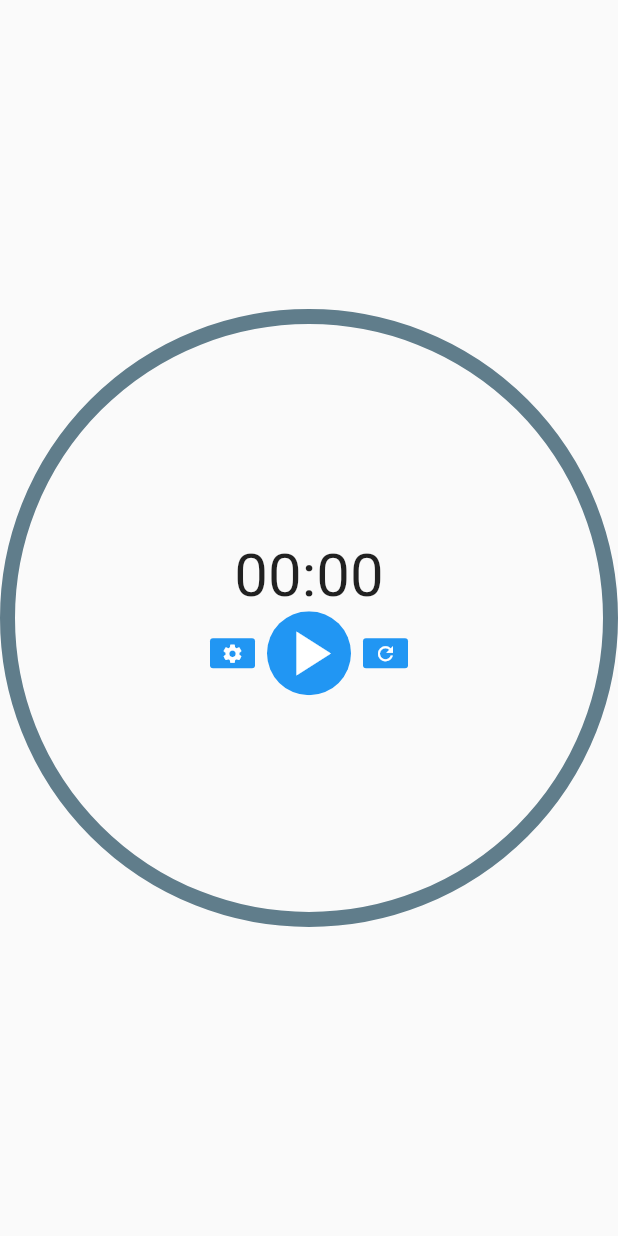
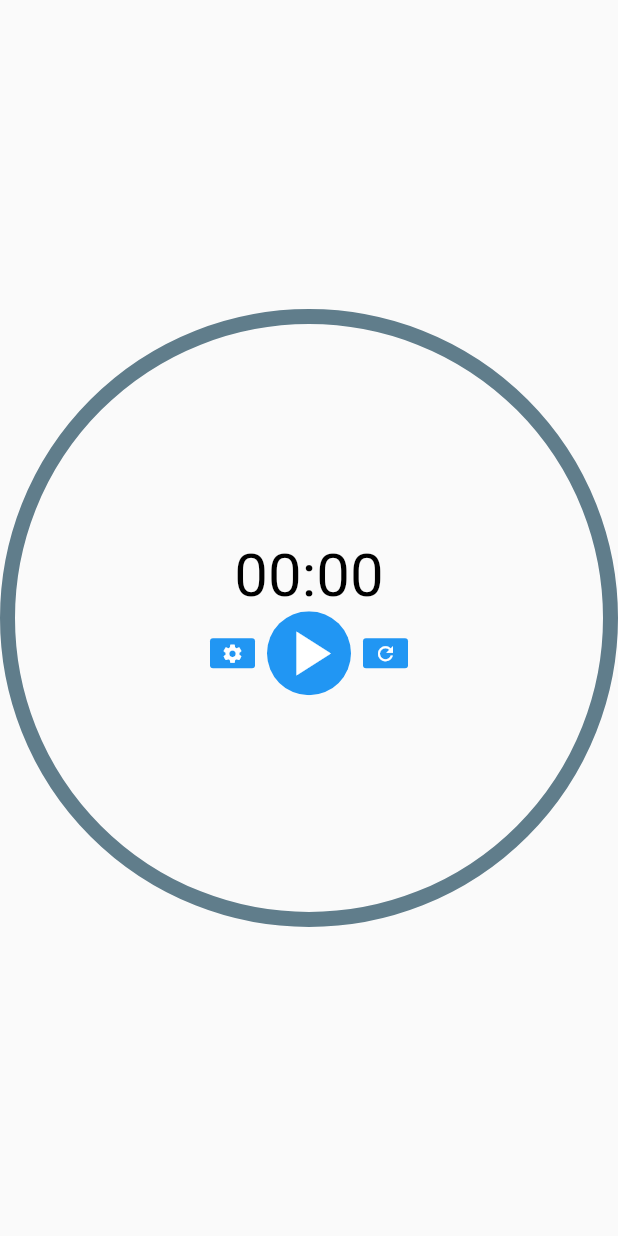
Before and after one commit to dbwpghks56/watchTest, a Flutter app: the MainWatchFace screen opened directly, on a phone screen of 412 x 824 dp. Run offline on Flutter 3.47's test engine with Material 2 defaults, Android fonts, the phone set to English and light mode, and no system bars; our stand-ins replace get, sprintf; missing offline and left inert: wear.

Commit message:
input 디자인 수정 필요 및 잠금해제 화면 커스텀 가능하게 만듦

```diff
--- a/lib/enum/ChildType.dart
+++ /dev/null
@@ -1 +0,0 @@
-enum ChildType { text, icon}
--- /dev/null
+++ b/lib/enum/TimerType.dart
@@ -0,0 +1 @@
+enum TimerType { lock, none}
--- a/lib/main.dart
+++ b/lib/main.dart
@@ -1,4 +1,5 @@
 import 'package:flutter/material.dart';
+import 'package:watchtest/enum/TimerType.dart';
 import 'package:watchtest/screens/ambientwatchface.dart';
 import 'package:watchtest/screens/main_timer_screen.dart';
 import 'package:watchtest/screens/main_watch_face.dart';
@@ -32,6 +33,7 @@ class WatchScreen extends StatelessWidget {
                 mode == WearMode.active ? MainWatchFace() : PieTimerWidget(mediaHeight: MediaQuery.of(context).size.height,
                   mediaWidth: MediaQuery.of(context).size.width,
                   paintingStyle: PaintingStyle.fill,
+                  timerType: TimerType.lock,
                 ),
               ),
             ),
--- /dev/null
+++ b/lib/model/PaintingChange.dart
@@ -0,0 +1,16 @@
+import 'dart:ui';
+
+import 'package:get/get.dart';
+
+class RxPaintingChange {
+  final paintingStyle = PaintingStyle.stroke.obs;
+}
+
+class PaintingChange {
+  PaintingChange({timerMin, timerSec});
+
+  final rx = RxPaintingChange();
+
+  get paintingStyle => rx.paintingStyle.value;
+  set paintingStyle(value) => rx.paintingStyle.value = value;
+}
--- a/lib/model/TimerModel.dart
+++ b/lib/model/TimerModel.dart
@@ -1,5 +1,6 @@
 import 'package:get/get.dart';
 import 'package:watchtest/enum/TimerStatus.dart';
+import 'package:watchtest/enum/TimerType.dart';
 
 class RxTimerModel {
   final timerMin = 0.obs;
@@ -8,6 +9,7 @@ class RxTimerModel {
   final saveMin = 0.obs;
   final totalTimer = 0.obs;
   final currentTimer = 0.obs;
+  final timerType = TimerType.none.obs;
   final timerStatus = TimerStatus.stopped.obs;
 }
 
@@ -18,6 +20,9 @@ class TimerModel {
 
   get timerMin => rx.timerMin.value;
   set timerMin(value) => rx.timerMin.value = value;
+
+  get timerType => rx.timerType.value;
+  set timerType(value) => rx.timerType.value = value;
 
   get totalTimer => rx.totalTimer.value;
   set totalTimer(value) => rx.totalTimer.value = value;
--- a/lib/screens/main_timer_screen.dart
+++ b/lib/screens/main_timer_screen.dart
@@ -117,7 +117,7 @@ class MainTimerScreen extends StatelessWidget {
                         boxHeight: 27,
                         content: "리셋",
                         onButtonPressed: () {
-                          Get.to(MainWatchFace());
+                          Get.to(() => MainWatchFace());
                         }
                     ),
                   ],
@@ -128,7 +128,7 @@ class MainTimerScreen extends StatelessWidget {
                     boxHeight: 27,
                     content: "설정",
                     onButtonPressed: () {
-                      Get.to(SetTimerScreen());
+                      Get.to(() => SetTimerScreen());
                     }
                 ),
                 child!,
--- a/lib/screens/main_watch_face.dart
+++ b/lib/screens/main_watch_face.dart
@@ -1,10 +1,14 @@
 import 'package:flutter/material.dart';
+import 'package:watchtest/enum/TimerType.dart';
+import 'package:watchtest/model/PaintingChange.dart';
 import 'package:watchtest/widgets/stack_center_button.dart';
+import 'package:get/get.dart';
 
 import '../widgets/pie_timer_widget.dart';
 
 class MainWatchFace extends StatelessWidget {
-  const MainWatchFace({Key? key}) : super(key: key);
+  final paintingChange = Get.put(PaintingChange());
+  MainWatchFace({Key? key}) : super(key: key);
 
   @override
   Widget build(BuildContext context) {
@@ -12,11 +16,14 @@ class MainWatchFace extends StatelessWidget {
       body: Center(
         child: Stack(
           children: [
-            PieTimerWidget(
-              mediaHeight: MediaQuery.of(context).size.height,
-              mediaWidth: MediaQuery.of(context).size.width,
-              paintingStyle: PaintingStyle.stroke
-            ),
+            Obx(() {
+              return PieTimerWidget(
+                mediaHeight: MediaQuery.of(context).size.height,
+                mediaWidth: MediaQuery.of(context).size.width,
+                paintingStyle: paintingChange.paintingStyle,
+                timerType: TimerType.none,
+              );
+            }),
             StackCenterButton(),
           ],
         ),
--- a/lib/ui/pie_chart.dart
+++ b/lib/ui/pie_chart.dart
@@ -3,15 +3,17 @@ import 'dart:math';
 import 'package:flutter/cupertino.dart';
 import 'package:flutter/material.dart';
 import 'package:get/get.dart';
+import 'package:watchtest/enum/TimerType.dart';
 import 'package:watchtest/model/TimerModel.dart';
 
 class PieChart extends CustomPainter {
-  PieChart({ required this.timermin, required this.timersec, required this.totaltimer, required this.currenttimer, required this.paintingStyle});
+  PieChart({ required this.timermin, required this.timersec, required this.totaltimer, required this.currenttimer, required this.paintingStyle, required this.timerType});
   int timermin;
   int timersec;
   int totaltimer;
   int currenttimer;
   PaintingStyle paintingStyle;
+  TimerType timerType;
 
   double textScaleFactor = 1.0;
 
@@ -44,6 +46,9 @@ class PieChart extends CustomPainter {
       Paint paint2 = Paint()
         ..color = Colors.white38;
       canvas.drawPath(p, paint2);
+    }
+
+    if(timerType == TimerType.lock) {
       drawText(canvas, size, "${timermin} : ${timersec}"); // 텍스트를 화면에 표시함.
     }
   }
@@ -52,7 +57,7 @@ class PieChart extends CustomPainter {
   void drawText(Canvas canvas, Size size, String text) {
     double fontSize = getFontSize(size, text);
 
-    TextSpan sp = TextSpan(style: TextStyle(fontSize: fontSize, fontWeight: FontWeight.bold, color: Colors.black), text: text); // TextSpan은 Text위젯과 거의 동일하다.
+    TextSpan sp = TextSpan(style: TextStyle(fontSize: fontSize, fontWeight: FontWeight.bold, color: Colors.white), text: text); // TextSpan은 Text위젯과 거의 동일하다.
     TextPainter tp = TextPainter(text: sp, textDirection: TextDirection.ltr);
 
     tp.layout(); // 필수! 텍스트 페인터에 그려질 텍스트의 크기와 방향를 정함.
--- a/lib/widgets/pie_timer_widget.dart
+++ b/lib/widgets/pie_timer_widget.dart
@@ -1,15 +1,17 @@
 import 'package:flutter/cupertino.dart';
 import 'package:flutter/material.dart';
 import 'package:get/get.dart';
+import 'package:watchtest/enum/TimerType.dart';
 import 'package:watchtest/model/TimerModel.dart';
 import '../ui/pie_chart.dart';
 
 class PieTimerWidget extends StatelessWidget {
-  PieTimerWidget({required this.mediaWidth, required this.mediaHeight, required this.paintingStyle});
+  PieTimerWidget({required this.mediaWidth, required this.mediaHeight, required this.paintingStyle, required this.timerType});
   final timerModel = Get.put(TimerModel());
   final double mediaWidth;
   final double mediaHeight;
   final PaintingStyle paintingStyle;
+  final TimerType timerType;
 
   @override
   Widget build(BuildContext context) {
@@ -26,7 +28,8 @@ class PieTimerWidget extends StatelessWidget {
                     timersec: timerModel.timerSec,
                     totaltimer: timerModel.totalTimer,
                     currenttimer: timerModel.currentTimer,
-                    paintingStyle: paintingStyle
+                    paintingStyle: paintingStyle,
+                    timerType: timerType,
                   ),
                   ));
               }),
--- a/lib/widgets/stack_center_button.dart
+++ b/lib/widgets/stack_center_button.dart
@@ -3,7 +3,7 @@ import 'dart:async';
 import 'package:flutter/material.dart';
 import 'package:get/get.dart';
 import 'package:sprintf/sprintf.dart';
-import 'package:watchtest/enum/ChildType.dart';
+import 'package:watchtest/model/PaintingChange.dart';
 import 'package:watchtest/model/TimerModel.dart';
 import 'package:watchtest/screens/set_timer_screen.dart';
 import 'package:watchtest/ui/sized_button.dart';
@@ -12,6 +12,7 @@ import '../enum/TimerStatus.dart';
 
 class StackCenterButton extends StatelessWidget {
   final timerModel = Get.put(TimerModel());
+  final paintingChange = Get.put(PaintingChange());
   StackCenterButton({Key? key}) : super(key: key);
 
   String timerToString(int min, int sec) {
@@ -66,7 +67,7 @@ class StackCenterButton extends StatelessWidget {
           timerModel.timerMin = timerModel.saveMin;
           timerModel.timerSec = timerModel.saveSec;
           timerModel.currentTimer = timerModel.totalTimer;
-          t.cancel();
+          timerModel.timerStatus = TimerStatus.stopped;
           break;
         default: break;
       }
@@ -83,8 +84,9 @@ class StackCenterButton extends StatelessWidget {
             Obx(() {
               return Text(
                 timerToString(timerModel.timerMin, timerModel.timerSec),
-                style: const TextStyle(
-                    fontSize: 40
+                style: TextStyle(
+                  fontSize: 40,
+                  color: paintingChange.paintingStyle == PaintingStyle.stroke ? Colors.black : Colors.white,
                 ),
               );
             }),
@@ -102,7 +104,7 @@ class StackCenterButton extends StatelessWidget {
                     child: InkWell(
                       borderRadius: BorderRadius.circular(2),
                       onTap: () {
-                        Get.to(SetTimerScreen());
+                        Get.to(() => SetTimerScreen());
                       },
                       child: const Icon(
                         Icons.settings,
```
Also changed, not shown: lib/screens/set_timer_screen.dart (+28 -4 lines), lib/ui/sized_button.dart (+4 -9 lines).
